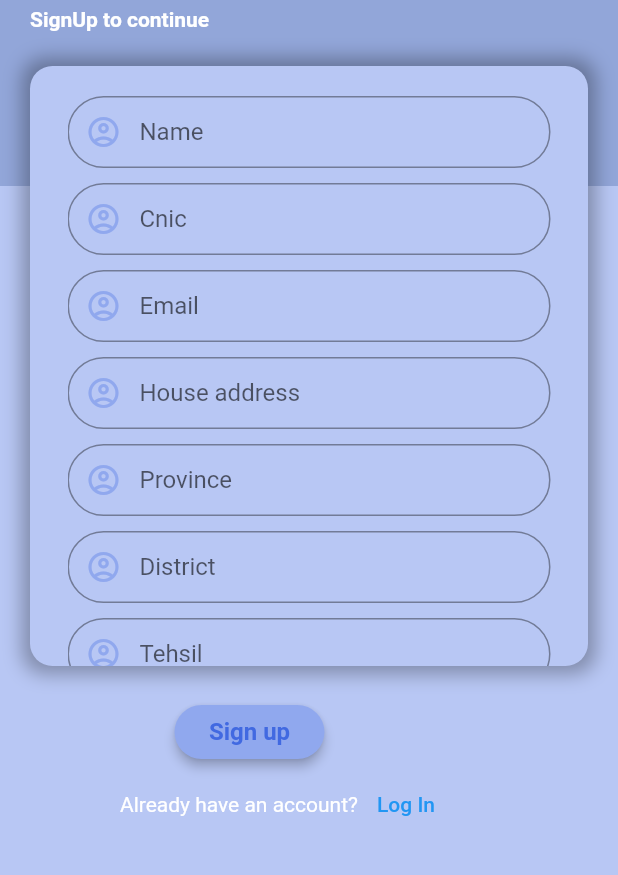
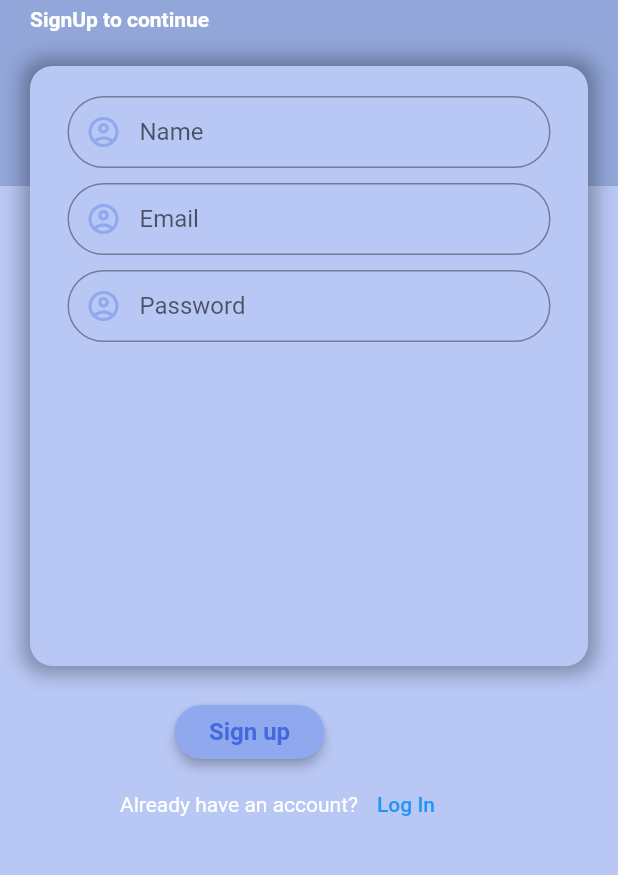
Before and after one commit to Tuqeer-meer-code/flutter_copied, a Flutter app: the signupScreen screen opened by its route, on a phone screen of 412 x 824 dp, the part 114-989 px from its top. Run offline on Flutter 3.47's test engine with Material 2 defaults, Android fonts, the phone set to English and light mode, and no system bars.

```diff
--- a/lib/Logins/signup.dart
+++ b/lib/Logins/signup.dart
@@ -1,6 +1,7 @@
 import 'package:flutter/material.dart';
 import 'package:flutter/services.dart';
 import 'package:uscb/Routes/MyRoutes.dart';
+import 'package:uscb/db/signUpDb.dart';
 import '../screens/pallete.dart';
 class signupScreen extends StatefulWidget{
 
@@ -96,31 +97,7 @@ class _signupScreenState extends State<signupScreen> {
                             SizedBox(
                               height: 10,
                             ),
-                            textfield("Cnic",cniccn),
-                            SizedBox(
-                              height: 10,
-                            ),
-                            textfield("Email",emailcn),
-                            SizedBox(
-                              height: 10,
-                            ),
-                            textfield("House address",housecn),
-                            SizedBox(
-                              height: 10,
-                            ),
-                            textfield("Province",provincecn),
-                            SizedBox(
-                              height: 10,
-                            ),
-                            textfield("District",districtcn),
-                            SizedBox(
-                              height: 10,
-                            ),
-                            textfield("Tehsil",tehsilcn),
-                            SizedBox(
-                              height: 10,
-                            ),
-                            textfield("City",citycn),
+                            textfield("Email", emailcn),
                             SizedBox(
                               height: 10,
                             ),
@@ -159,6 +136,13 @@ class _signupScreenState extends State<signupScreen> {
                       onPressed: () {
                         setState(() {
                           if (_formkey.currentState.validate()) {
+                            RegisterDB(
+                              name: namecn.text,
+                              email: emailcn.text,
+                              password: passwordcn.text,
+                            ).register().then((value) {
+                              print('Response : $value');
+                            });
                             Navigator.pushNamed(context, MyRoutes.MainScreen);
                           }
                         });
@@ -191,14 +175,8 @@ class _signupScreenState extends State<signupScreen> {
     );
   }
   final passwordcn=TextEditingController();
-  final districtcn=TextEditingController();
-  final tehsilcn=  TextEditingController();
-  final citycn=    TextEditingController();
-  final provincecn=TextEditingController();
-final namecn=      TextEditingController();
-  final cniccn=    TextEditingController();
+  final namecn=      TextEditingController();
   final emailcn=   TextEditingController();
-  final housecn=   TextEditingController();
   Widget textfield(String title ,TextEditingController con ) {
 
     return TextFormField(
--- /dev/null
+++ b/lib/api/api.dart
@@ -0,0 +1,5 @@
+class Api{
+  static const  String api= "http://192.168.0.110";
+  static const  String login_API="$api/";
+  static const  String signup_API="$api/dashboard/myfolder/register.php";
+}
--- /dev/null
+++ b/lib/db/signUpDb.dart
@@ -0,0 +1,33 @@
+import 'dart:convert';
+import 'package:flutter/cupertino.dart';
+import 'package:http/http.dart' as http;
+import 'package:uscb/api/api.dart';
+class RegisterDB{
+  final String name;
+  final String email;
+  final String password;
+  RegisterDB({
+    @required this.name,
+    @required this.email,
+    @required this.password
+});
+
+Future<String>  register()async{
+  try{
+    final response  =await http.post(Uri.parse(Api.signup_API),body: {
+      "name" : name,
+      "email" : email,
+      "password" : password
+    });
+    if(response.statusCode== 200){
+      final result = jsonDecode(response.body);
+      return result;
+    }else{
+      return "Error";
+    }
+  }catch(e){
+    return "ERROR IN REGISTER FUNCTION ==> $e";;
+  }
+}
+
+}
--- a/pubspec.yaml
+++ b/pubspec.yaml
@@ -23,6 +23,7 @@ environment:
 dependencies:
   flutter:
     sdk: flutter
+  http: ^0.13.3
   # The following adds the Cupertino Icons font to your application.
   # Use with the CupertinoIcons class for iOS style icons.
   cupertino_icons: ^1.0.2
```
Also changed, not shown: pubspec.lock.
